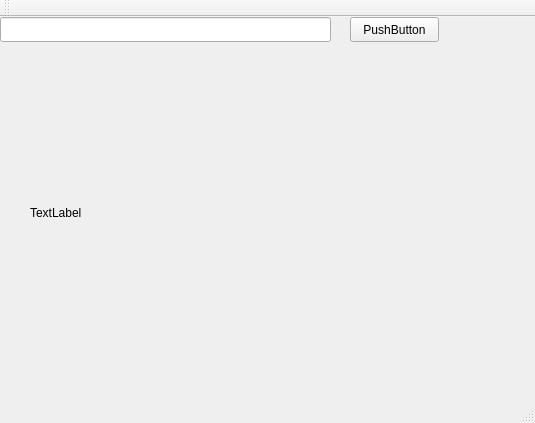
Before: the Qt Designer form src/main/python/main.ui in Honghe/rtsp_recorder, drawn with Qt 5.
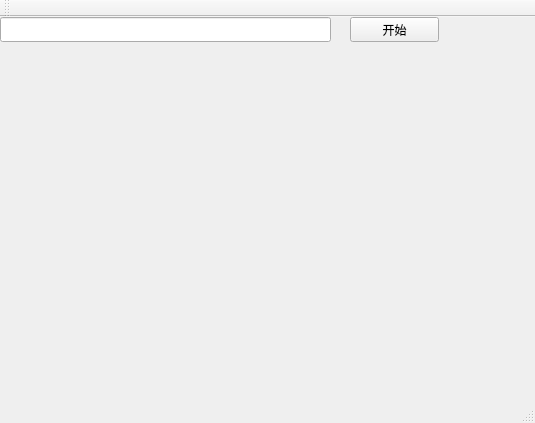
After: the same form once the commit is applied.

Commit message: Show video and probe first.

What changed in the file:
```diff
--- a/src/main/python/main.ui
+++ b/src/main/python/main.ui
@@ -28,13 +28,13 @@
     <property name="geometry">
      <rect>
       <x>30</x>
-      <y>30</y>
+      <y>40</y>
       <width>481</width>
       <height>331</height>
      </rect>
     </property>
     <property name="text">
-     <string>TextLabel</string>
+     <string/>
     </property>
    </widget>
    <widget class="QPushButton" name="pushButton">
@@ -47,7 +47,7 @@
      </rect>
     </property>
     <property name="text">
-     <string>PushButton</string>
+     <string>开始</string>
     </property>
    </widget>
   </widget>
```
The commit also changes 1 other file.
